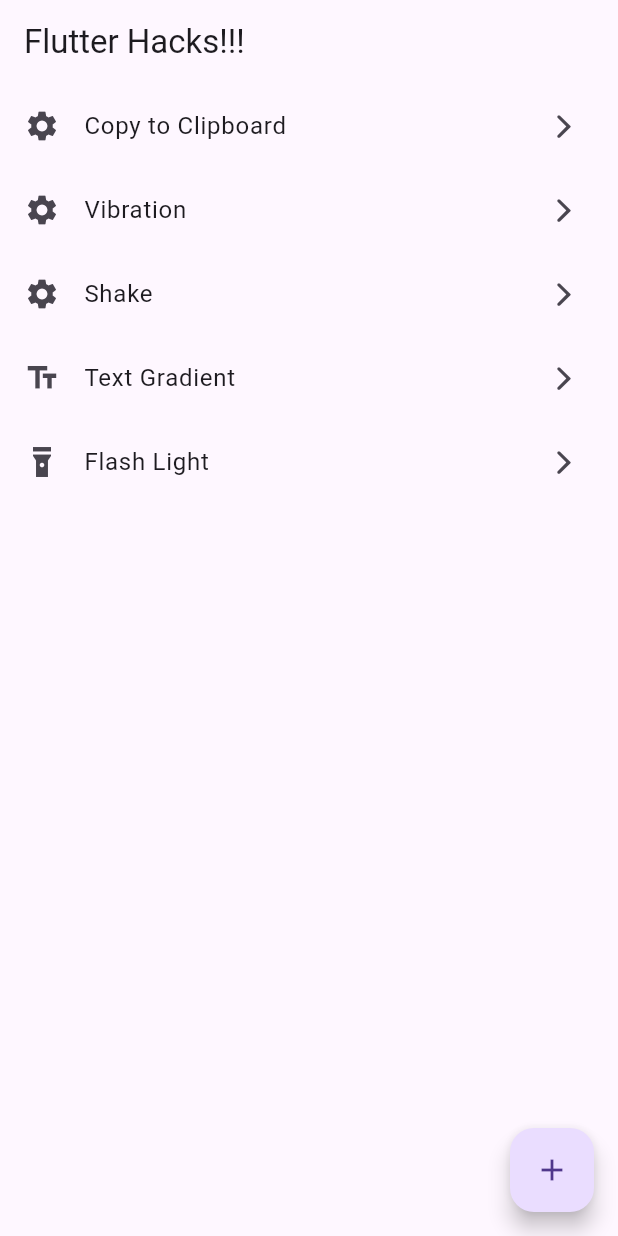
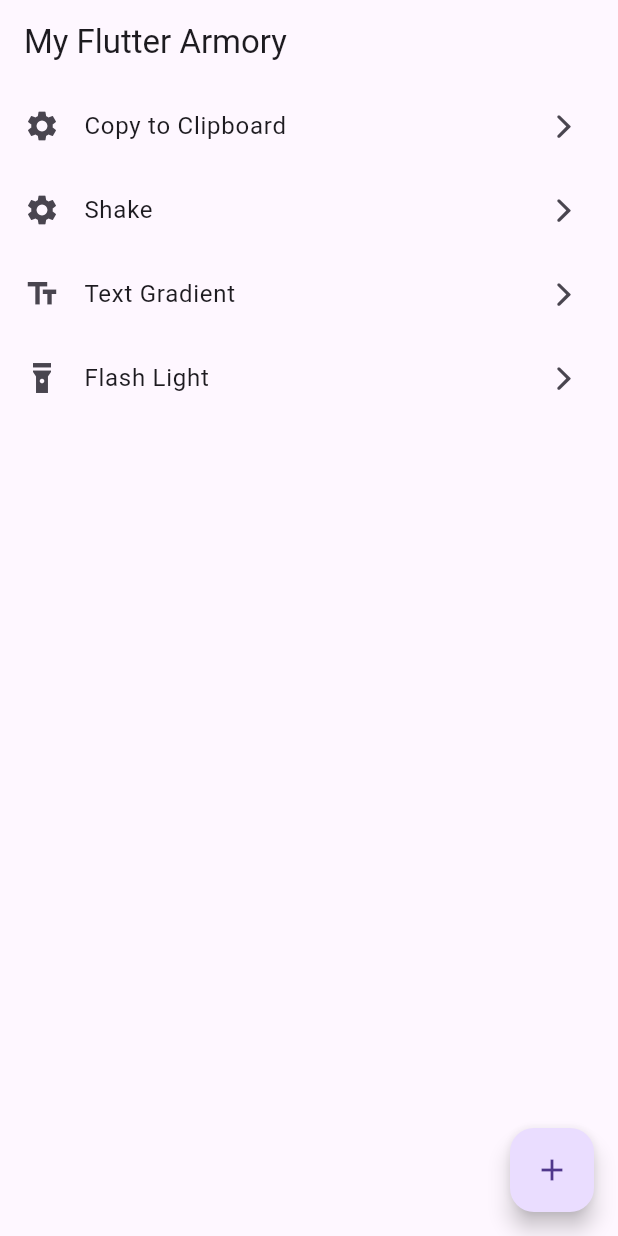
Before and after one commit to hveitia/flutter_armory_hv, a Flutter app: the screen it shows after launch, on a phone screen of 412 x 824 dp. Run offline on Flutter 3.47's test engine with Material 3 defaults, Android fonts, the phone set to English and light mode, and no system bars; our stand-ins replace flutter_modular; missing offline and left inert: clipboard, shake_gesture, torch_light.

Commit message:
Setup Project...

```diff
--- a/lib/_children/flash-light/presenter/page.dart
+++ b/lib/_children/flash-light/presenter/page.dart
@@ -1,8 +1,9 @@
 import 'package:flutter/material.dart';
 import 'package:torch_light/torch_light.dart';
 
+
 class FlashLightPage extends StatelessWidget {
-  const FlashLightPage({Key? key}) : super(key: key);
+  const FlashLightPage({super.key});
 
   void turnOnFlashLight() async {
     final isTorchAvailable = await TorchLight.isTorchAvailable();
--- a/lib/_children/menu/module.dart
+++ b/lib/_children/menu/module.dart
@@ -3,7 +3,6 @@ import 'package:flutter_armory_hv/_children/flash-light/module.dart';
 import 'package:flutter_armory_hv/_children/menu/presenter/page/page.dart';
 import 'package:flutter_armory_hv/_children/shake/module.dart';
 import 'package:flutter_armory_hv/_children/text-gradient/module.dart';
-import 'package:flutter_armory_hv/_children/vibration/module.dart';
 import 'package:flutter_modular/flutter_modular.dart';
 
 class MenuModule extends Module {
@@ -13,7 +12,6 @@ class MenuModule extends Module {
   @override
   List<ModularRoute> get routes => [
     ChildRoute('/', child: (context, args) => const MenuPage()),
-    ModuleRoute('/vibration-module', module: VibrationModule()),
     ModuleRoute('/clipboard-module', module: ClipboardModule()),
     ModuleRoute('/shake-module', module: ShakeModule()),
     ModuleRoute('/text-gradient-module', module: TextGradientModule()),
--- a/lib/_children/menu/presenter/page/page.dart
+++ b/lib/_children/menu/presenter/page/page.dart
@@ -16,7 +16,7 @@ class MenuPageState extends State<MenuPage> {
   Widget build(BuildContext context) {
     return Scaffold(
       appBar: AppBar(
-        title: const Text('Flutter Hacks!!!'),
+        title: const Text('My Flutter Armory'),
       ),
       body: Center(
         child: ListView(
@@ -27,14 +27,6 @@ class MenuPageState extends State<MenuPage> {
               trailing: const Icon(CupertinoIcons.chevron_forward),
               onTap: () {
                 Modular.to.pushNamed('/clipboard-module/');
-              },
-            ),
-            ListTile(
-              leading: const Icon(Icons.settings),
-              title: const Text('Vibration'),
-              trailing: const Icon(CupertinoIcons.chevron_forward),
-              onTap: () {
-                Modular.to.pushNamed('/vibration-module/');
               },
             ),
             ListTile(
--- a/lib/main.dart
+++ b/lib/main.dart
@@ -22,7 +22,8 @@
   @override
   Widget build(BuildContext context){
     return MaterialApp.router(
-      title: 'My Smart App',
+      debugShowCheckedModeBanner: false,
+      title: '',
       theme: ThemeData(primarySwatch: Colors.blue),
       routeInformationParser: Modular.routeInformationParser,
       routerDelegate: Modular.routerDelegate,
```
Also changed, not shown: lib/_children/clipboard/presenter/page/page.dart (+4 -5 lines), lib/_children/shake/presenter/page.dart (+12 -32 lines), lib/_children/vibration/module.dart (deleted, +0 -13 lines), lib/_children/vibration/presenter/page/page.dart (deleted, +0 -28 lines), pubspec.yaml (+3 -16 lines), pubspec.lock, 3 other files.
